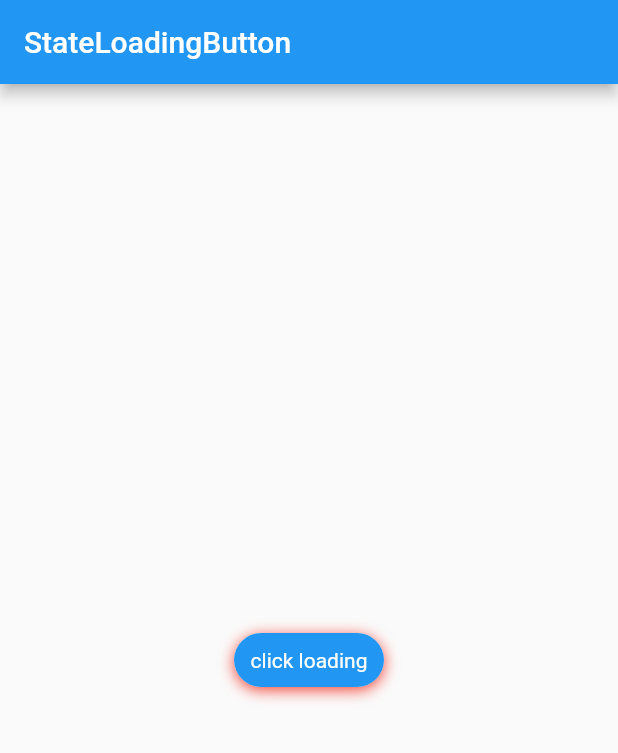
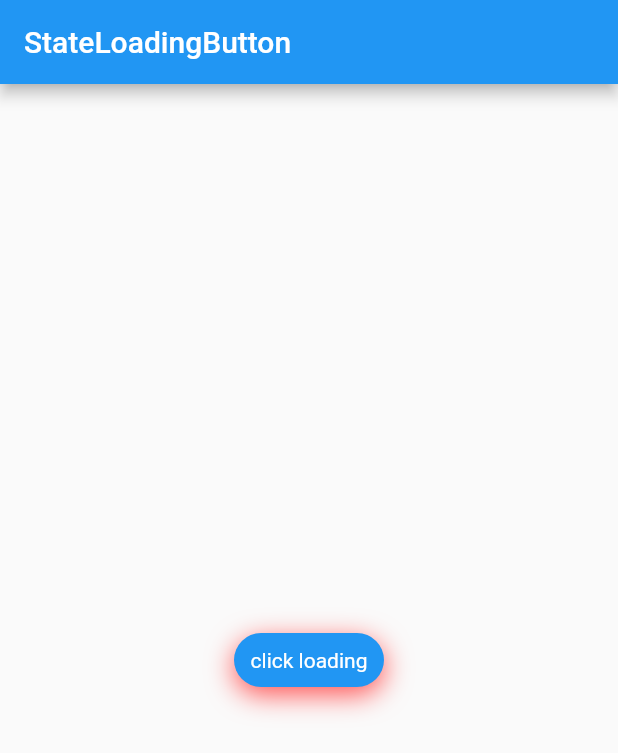
Before and after one commit to SnowFeng/state_loading_button, a Flutter app: the screen it shows after launch, on a phone screen of 412 x 824 dp. Shown: the top 753 px of the screen. Run offline on Flutter 3.47's test engine with Material 2 defaults, Android fonts, the phone set to English and light mode, and no system bars.

Commit message:
feat:修改按钮和进度阴影设置方式

```diff
--- a/example/lib/main.dart
+++ b/example/lib/main.dart
@@ -56,7 +56,7 @@ class _MyAppState extends State<MyApp> {
                       dimension: 200,
                       background: Colors.blue,
                       foreground: Colors.orangeAccent,
-                      shadow: BoxShadow(color: Colors.purpleAccent,offset: Offset(0, 4),blurRadius: 5),
+                      shadows: [BoxShadow(color: Colors.purpleAccent,offset: Offset(0, 4),blurRadius: 5)],
                       prefix: '前缀',
                       prefixStyle:
                           TextStyle(color: Colors.blueGrey, fontSize: 8),
@@ -80,21 +80,20 @@ class _MyAppState extends State<MyApp> {
                       size: 5,
                       dimension: 40,
                       background: Colors.white,
-                      shadow: BoxShadow(color: Colors.green,blurRadius: 10),
                       borderSide:
                           BorderSide(color: Colors.redAccent, width: 5));
                 case 'complete':
                   return const ButtonProgress(
                       progressType:
                           AnimatedButtonProgressType.linearIndeterminate,
-                      shadow: BoxShadow(color: Colors.black,offset: Offset(0, 2),blurRadius: 5),
+                      shadows: [BoxShadow(color: Colors.black,offset: Offset(0, 2),blurRadius: 5)],
                       size: 10,
                       dimension: 200);
                 case 'error':
                   return const ButtonProgress(
                       progressType:
                           AnimatedButtonProgressType.circularIndeterminate,
-                      shadow: BoxShadow(color: Colors.yellow,offset: Offset(0, 2),blurRadius: 5),
+                      shadows: [BoxShadow(color: Colors.yellow,offset: Offset(0, 2),blurRadius: 5)],
                       size: 5,
                       dimension: 30);
                 default:
@@ -169,11 +168,11 @@ class _MyAppState extends State<MyApp> {
     textStyle: TextStyle(fontSize: 14.0, color: Colors.white),
     buttonColor: Colors.blue,
     borderRadius: BorderRadius.all(Radius.circular(30)),
-    shadow: BoxShadow(
-      color: Colors.red,
-      offset: Offset(0, 2),
-      blurRadius: 8
-    )
+    shadows: [BoxShadow(
+        color: Colors.redAccent,
+        offset: Offset(0, 5),
+        blurRadius: 15
+    )]
   );
 
   ///暂停
@@ -185,10 +184,10 @@ class _MyAppState extends State<MyApp> {
       textStyle: TextStyle(fontSize: 14.0, color: Colors.white),
       buttonColor: Colors.orangeAccent,
       borderRadius: BorderRadius.all(Radius.circular(12)),
-      shadow: BoxShadow(
+      shadows: [BoxShadow(
           color: Colors.blue,
           blurRadius: 8
-      )
+      )]
   );
 
   ///取消
@@ -199,10 +198,6 @@ class _MyAppState extends State<MyApp> {
       textStyle: TextStyle(fontSize: 14.0, color: Colors.white),
       buttonColor: Colors.grey,
       borderRadius: BorderRadius.all(Radius.circular(12)),
-      shadow: BoxShadow(
-          color: Colors.blue,
-          blurRadius: 8
-      )
   );
 
   ///完成
@@ -216,11 +211,6 @@ class _MyAppState extends State<MyApp> {
       textStyle: TextStyle(fontSize: 14.0, color: Colors.white),
       buttonColor: Colors.greenAccent,
       borderRadius: BorderRadius.all(Radius.circular(12)),
-      shadow: BoxShadow(
-          color: Colors.orangeAccent,
-          offset: Offset(0, 4),
-          blurRadius: 4
-      )
   );
 
   ///错误
@@ -233,10 +223,5 @@ class _MyAppState extends State<MyApp> {
       textStyle: TextStyle(fontSize: 14.0, color: Colors.white),
       buttonColor: Colors.redAccent,
       borderRadius: BorderRadius.all(Radius.circular(12)),
-      shadow: BoxShadow(
-        color: Colors.pinkAccent,
-          offset: Offset(0, 8),
-          blurRadius: 10
-      )
   );
 }
--- a/lib/src/animated_button.dart
+++ b/lib/src/animated_button.dart
@@ -271,7 +271,7 @@ class _AnimatedButtonState extends State<AnimatedButton>
                     progress.background, _statusChangeController.value),
                 borderRadius: _cornerAnimation?.value,
                 borderSide: _buildBorderSide(),
-                shadow: BoxShadow.lerp(button.shadow, progress.shadow, _statusChangeController.value)
+                shadows: BoxShadow.lerpList(button.shadows, progress.shadows, _statusChangeController.value)
             ),
             buttonProgress: progress,
             progress: progress.progress,
--- a/lib/src/button_progress.dart
+++ b/lib/src/button_progress.dart
@@ -24,7 +24,7 @@ class ButtonProgress {
   final double? dimension;//圆形进度条半径或线性进度条宽度
   final double padding;//文字与进度条右边间距（线性类型）
   final BorderSide? borderSide;//边框
-  final BoxShadow? shadow;//阴影
+  final List<BoxShadow>? shadows;//阴影
 
   const ButtonProgress({
     this.progress = 0,
@@ -43,7 +43,7 @@ class ButtonProgress {
     this.suffixStyle,
     this.padding=5,
     this.borderSide,
-    this.shadow
+    this.shadows
   });
 
   ButtonProgress copyWith(
@@ -63,7 +63,7 @@ class ButtonProgress {
         double? dimension,
         double? padding,
         BorderSide? borderSide,
-        BoxShadow? shadow
+        List<BoxShadow>? shadows
         }) {
     return ButtonProgress(
       progress: progress ?? this.progress,
@@ -82,7 +82,7 @@ class ButtonProgress {
       dimension: dimension ?? this.dimension,
       padding: padding ?? this.padding,
       borderSide: borderSide ?? this.borderSide,
-      shadow: shadow ?? this.shadow,
+      shadows: shadows ?? this.shadows,
     );
   }
 
--- a/lib/src/button_progress_notifier.dart
+++ b/lib/src/button_progress_notifier.dart
@@ -39,7 +39,7 @@ class ButtonProgressNotifier extends ChangeNotifier {
     double? dimension,
     double? padding,
     BorderSide? borderSide,
-    BoxShadow? shadow
+    List<BoxShadow>? shadows
   }) {
     if(_isDisposed){
       return;
@@ -61,7 +61,7 @@ class ButtonProgressNotifier extends ChangeNotifier {
       dimension: dimension,
       padding: padding,
       borderSide: borderSide,
-      shadow: shadow,
+      shadows: shadows,
     );
     notifyListeners();
   }
--- a/lib/src/button_status.dart
+++ b/lib/src/button_status.dart
@@ -17,7 +17,7 @@ class ButtonStatus {
   final BorderRadius? borderRadius;
   final BorderSide? borderSide;
   final bool isTapScale; //是否点击缩放
-  final BoxShadow? shadow; //阴影
+  final List<BoxShadow>? shadows; //阴影
 
   const ButtonStatus({
     this.width = 100,
@@ -29,7 +29,7 @@ class ButtonStatus {
     this.buttonColor = Colors.blue,
     this.borderRadius,
     this.borderSide,
-    this.shadow,
+    this.shadows,
     this.isTapScale=true
   });
 
@@ -44,7 +44,7 @@ class ButtonStatus {
       BorderRadius? borderRadius,
       BorderSide? borderSide,
         bool? isTapScale,
-    BoxShadow? shadow}) {
+    List<BoxShadow>? shadows}) {
     return ButtonStatus(
       width: width ?? this.width,
       height: height ?? this.height,
@@ -56,7 +56,7 @@ class ButtonStatus {
       borderRadius: borderRadius ?? this.borderRadius,
       borderSide: borderSide ?? this.borderSide,
       isTapScale: isTapScale ?? this.isTapScale,
-      shadow: shadow ?? this.shadow,
+      shadows: shadows ?? this.shadows,
     );
   }
 
--- a/pubspec.yaml
+++ b/pubspec.yaml
@@ -1,6 +1,6 @@
 name: state_loading_button
 description: 一个简单的带进度动画的按钮，可自定义各种状态样式以及动态改变进度动画样式。
-version: 0.1.1
+version: 0.1.2
 homepage: https://github.com/SnowFeng/state_loading_button.git
 
 environment:
```
Also changed, not shown: lib/src/animated_button_painter.dart (+40 -37 lines), 1 other file.
